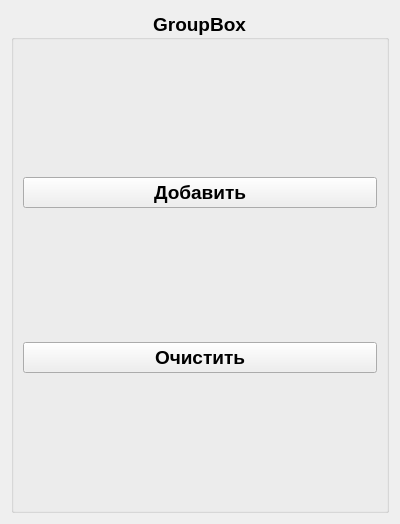
Before: the Qt Designer form ui/qt_base_ui/ui_todolist.ui in AALLEXXX/ProjectJ, drawn with Qt 5.
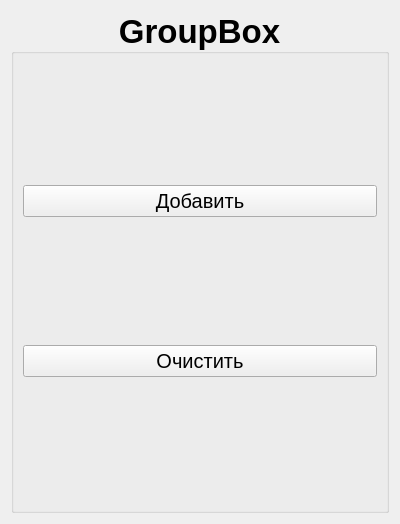
After: the same form once the commit is applied.

Diff of the .ui file:
```diff
--- a/ui/qt_base_ui/ui_todolist.ui
+++ b/ui/qt_base_ui/ui_todolist.ui
@@ -13,6 +13,7 @@
   <property name="font">
    <font>
     <pointsize>14</pointsize>
+    <weight>75</weight>
     <bold>true</bold>
    </font>
   </property>
@@ -22,6 +23,13 @@
   <layout class="QVBoxLayout" name="verticalLayout_2">
    <item>
     <widget class="QGroupBox" name="groupBox">
+     <property name="font">
+      <font>
+       <pointsize>25</pointsize>
+       <weight>75</weight>
+       <bold>true</bold>
+      </font>
+     </property>
      <property name="title">
       <string>GroupBox</string>
      </property>
@@ -31,6 +39,13 @@
      <layout class="QVBoxLayout" name="verticalLayout">
       <item>
        <widget class="QPushButton" name="addButton">
+        <property name="font">
+         <font>
+          <pointsize>15</pointsize>
+          <weight>50</weight>
+          <bold>false</bold>
+         </font>
+        </property>
         <property name="text">
          <string>Добавить</string>
         </property>
@@ -41,6 +56,13 @@
       </item>
       <item>
        <widget class="QPushButton" name="clearButton">
+        <property name="font">
+         <font>
+          <pointsize>15</pointsize>
+          <weight>50</weight>
+          <bold>false</bold>
+         </font>
+        </property>
         <property name="text">
          <string>Очистить</string>
         </property>
```
